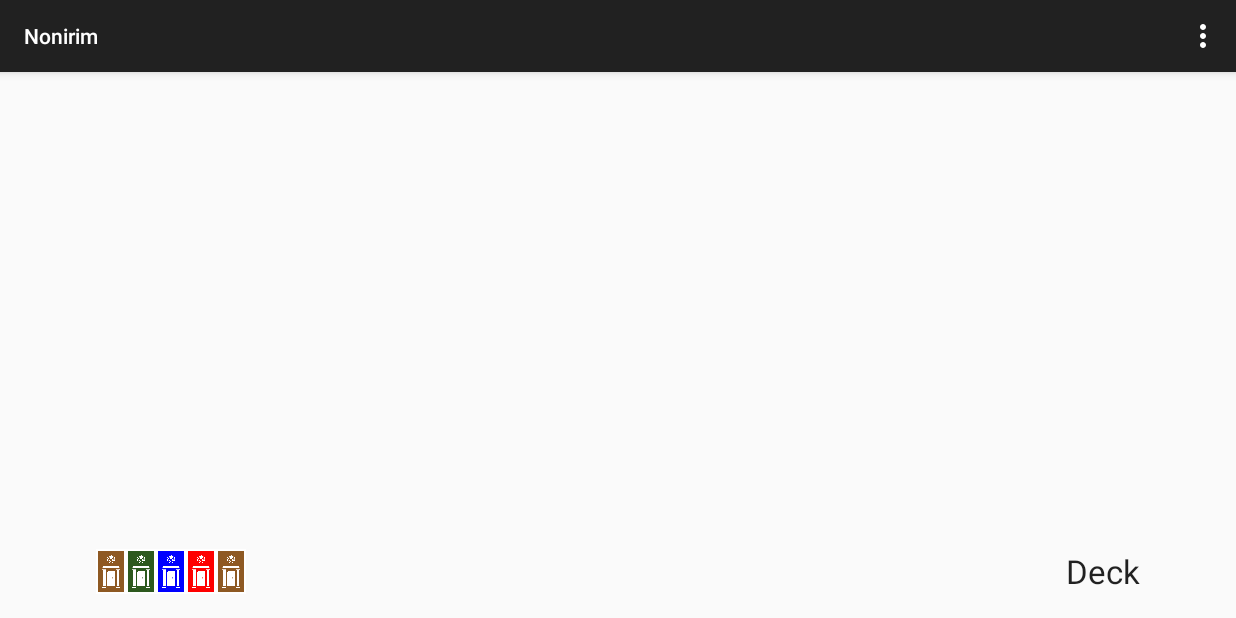
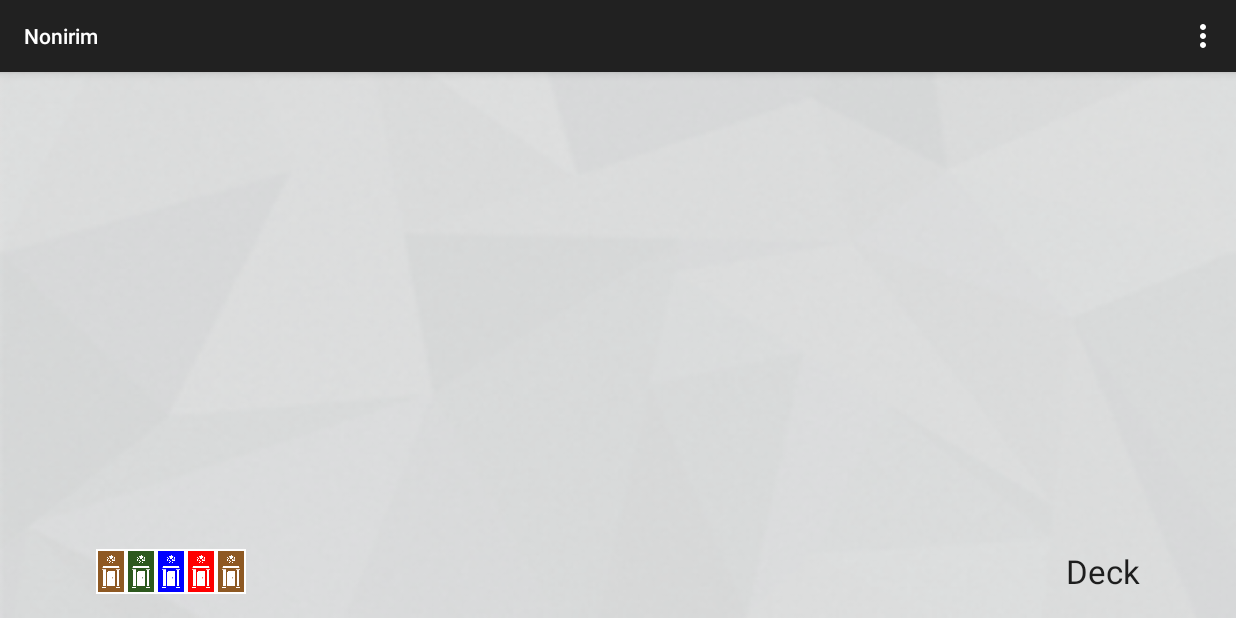
Before and after one commit to zlwdk4/Nonirim, an Android app: the screen it shows after launch (MainActivity), on a phone screen of 824 x 412 dp (held sideways). Run offline under Robolectric (Android 15) with nearby library versions, the phone set to English and light mode, and no system bars.

Commit message:
added background
bg_shattered

```diff
--- a/app/src/main/res/layout/activity_main.xml
+++ b/app/src/main/res/layout/activity_main.xml
@@ -3,7 +3,9 @@
     android:layout_height="match_parent" android:paddingLeft="@dimen/activity_horizontal_margin"
     android:paddingRight="@dimen/activity_horizontal_margin"
     android:paddingTop="@dimen/activity_vertical_margin"
+    android:background="@drawable/bg_shattered"
     android:paddingBottom="@dimen/activity_vertical_margin" tools:context=".MainActivity">
+
 
 
     <ImageButton
```
Also changed, not shown: app/src/main/res/drawable/bg_shattered.png (added).
